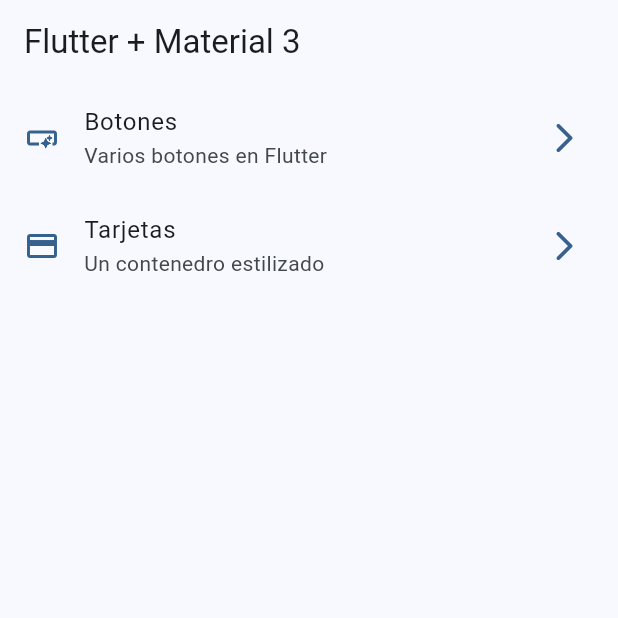
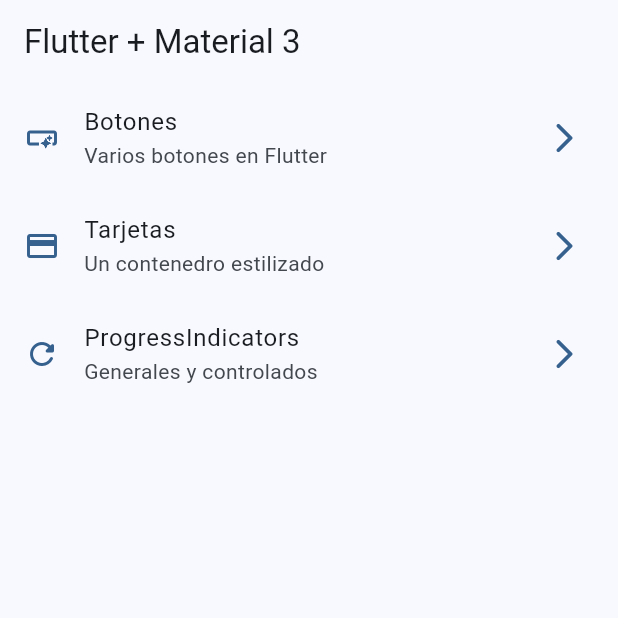
Before and after one commit to Tanamachii/widgetsapp_flutter, a Flutter app: the screen it shows after launch, on a phone screen of 412 x 824 dp, the top half of it. Run offline on Flutter 3.47's test engine with Material 3 defaults, Android fonts, the phone set to English and light mode, and no system bars; our stand-ins replace go_router; missing offline and left inert: dart:ffi.

Commit message:
feat: progress indicator terminado

```diff
--- a/lib/config/menu_items/menu_items.dart
+++ b/lib/config/menu_items/menu_items.dart
@@ -27,4 +27,10 @@ const appMenuItems = <MenuItem>[
     url: '/cards',
     icon: Icons.credit_card,
   ),
+  MenuItem(
+    title: 'ProgressIndicators',
+    subtitle: 'Generales y controlados',
+    url: '/progress',
+    icon: Icons.refresh_rounded,
+  ),
 ];
--- a/lib/config/router/app_router.dart
+++ b/lib/config/router/app_router.dart
@@ -20,5 +20,10 @@ final appRouter = GoRouter(
       name: CardsScreen.name,
       builder: (context, state) => const CardsScreen(),
     ),
+    GoRoute(
+      path: '/progress',
+      name: ProgressScreen.name,
+      builder: (context, state) => const ProgressScreen(),
+    ),
   ],
 );
```
Also changed, not shown: lib/presentation/screens/progress/progress_screen.dart (+69 -1 lines).
